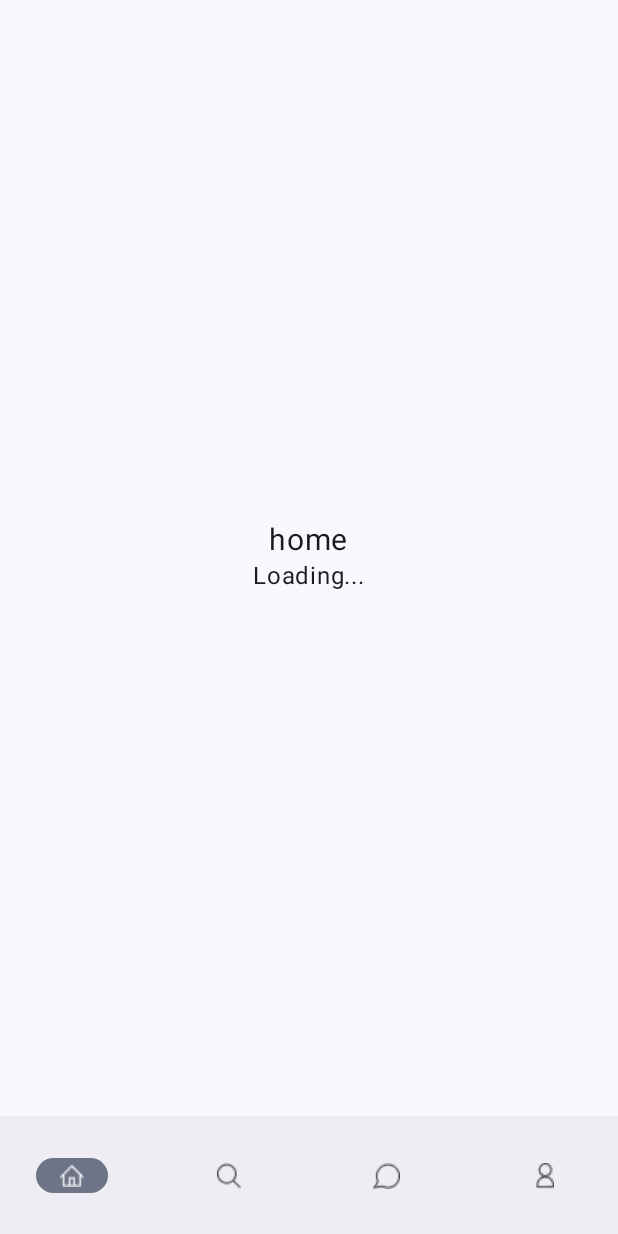
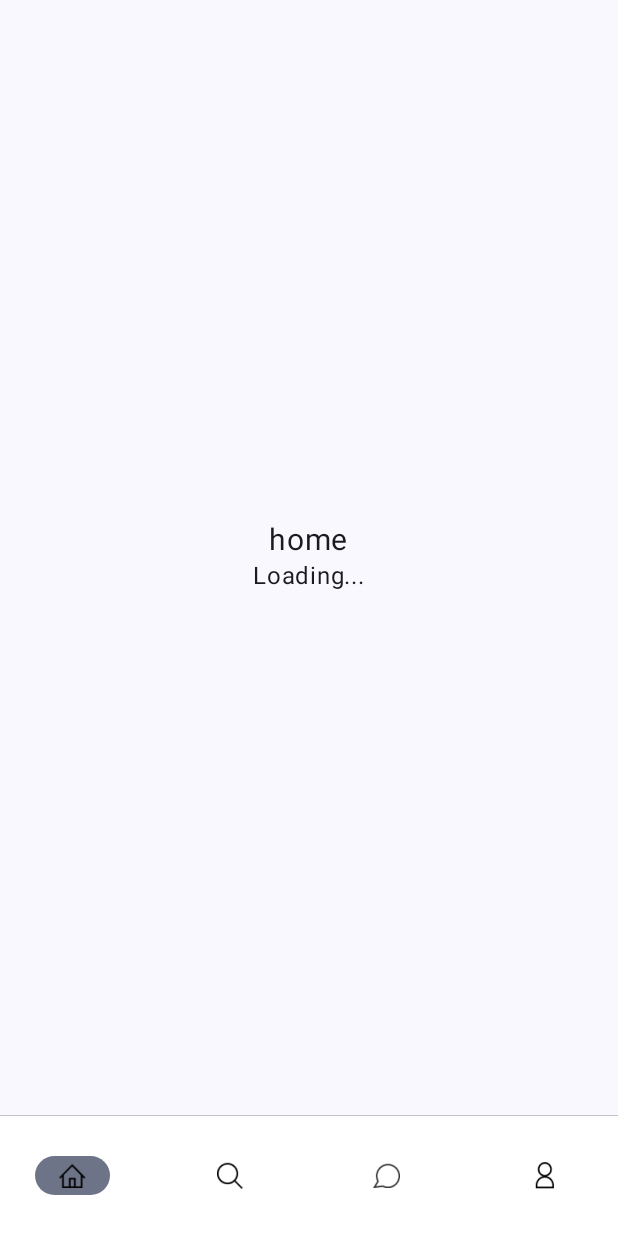
Before and after one commit to KUmmIT-team2/KUSLS-Front, an Android app built with Jetpack Compose: the screen it shows after launch (MainActivity), on a phone screen of 412 x 824 dp. Run offline under Robolectric (Android 15) with nearby library versions, the phone set to English and light mode, and no system bars; our stand-ins replace Dagger/Hilt's generated code; libraries missing offline, so code that uses them is left out: com.jakewharton.retrofit2.

Commit message:
BottomBar 수정

```diff
--- a/app/src/main/java/com/konkuk/kusls/MainActivity.kt
+++ b/app/src/main/java/com/konkuk/kusls/MainActivity.kt
@@ -4,18 +4,25 @@ import android.os.Bundle
 import androidx.activity.ComponentActivity
 import androidx.activity.compose.setContent
 import androidx.activity.enableEdgeToEdge
+import androidx.compose.foundation.layout.WindowInsets
 import androidx.compose.foundation.layout.padding
+import androidx.compose.foundation.layout.safeDrawing
+import androidx.compose.foundation.layout.size
+import androidx.compose.foundation.layout.systemBarsPadding
 import androidx.compose.material3.Icon
 import androidx.compose.material3.NavigationBar
 import androidx.compose.material3.NavigationBarItem
 import androidx.compose.material3.Scaffold
-import androidx.compose.material3.Text
 import androidx.compose.runtime.getValue
 import androidx.compose.runtime.mutableStateOf
 import androidx.compose.runtime.remember
 import androidx.compose.runtime.setValue
 import androidx.compose.ui.Modifier
+import androidx.compose.ui.draw.drawBehind
+import androidx.compose.ui.geometry.Offset
+import androidx.compose.ui.graphics.Color
 import androidx.compose.ui.res.painterResource
+import androidx.compose.ui.unit.dp
 import androidx.navigation.compose.rememberNavController
 import com.konkuk.kusls.presentation.navigation.BottomNavItem
 import com.konkuk.kusls.presentation.navigation.MainNavGraph
@@ -41,8 +48,23 @@ class MainActivity : ComponentActivity() {
                 )
 
                 Scaffold(
+                    modifier = Modifier
+                        .systemBarsPadding(),
+                    contentWindowInsets = WindowInsets.safeDrawing,
                     bottomBar = {
-                        NavigationBar {
+                        NavigationBar(
+                            modifier = Modifier
+                                .drawBehind {
+                                    val strokeWidth = 1.dp.toPx()
+                                    drawLine(
+                                        color = Color(0x4D000000), // NavigationBar의 상단 테두리
+                                        start = Offset(0f, 0f),
+                                        end = Offset(size.width, 0f),
+                                        strokeWidth = strokeWidth,
+                                    )
+                                },
+                            containerColor = Color.White,
+                        ) {
                             bottomNavItems.forEach { item ->
                                 NavigationBarItem(
                                     selected = selectedRoute == item.route,
@@ -58,13 +80,16 @@ class MainActivity : ComponentActivity() {
                                     },
                                     icon = {
                                         Icon(
+                                            modifier = Modifier.size(18.dp),
                                             painter = painterResource(id = item.icon),
+                                            tint = Color.Black,
                                             contentDescription = "bottomBarIcon",
                                         )
                                     }
 
                                 )
                             }
+
                         }
                     }
                 ) { innerPadding ->
```
Also changed, not shown: app/src/main/res/drawable/ic_chat.png, app/src/main/res/drawable/ic_home.png, app/src/main/res/drawable/ic_my.png, app/src/main/res/drawable/ic_search.png.
